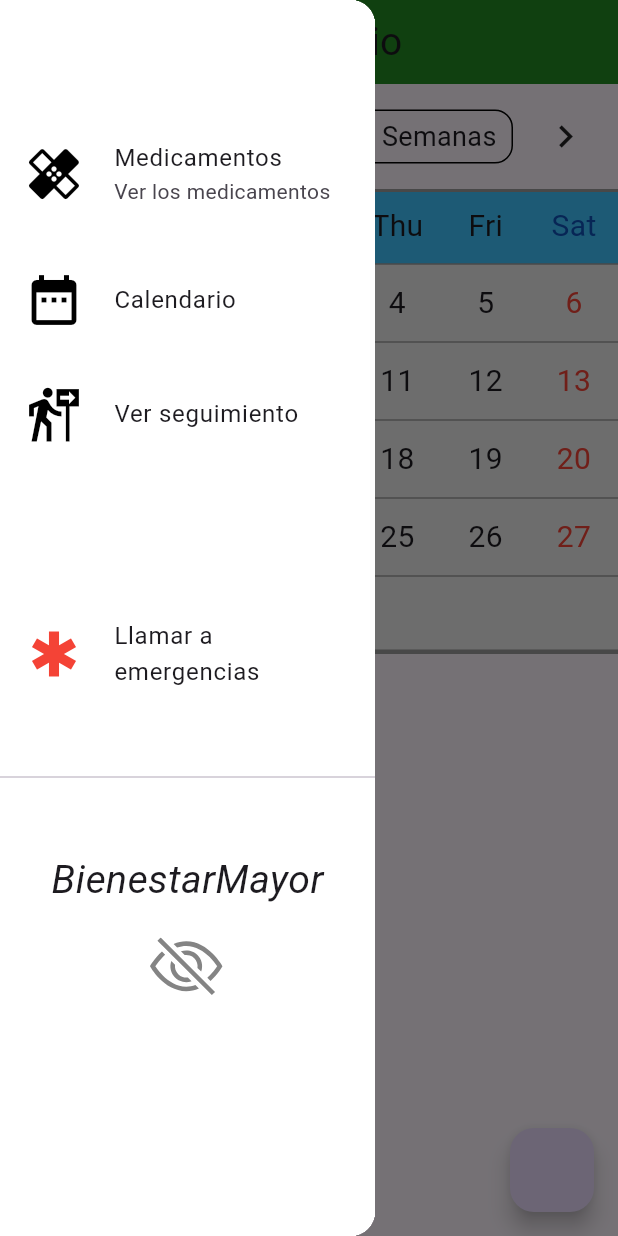
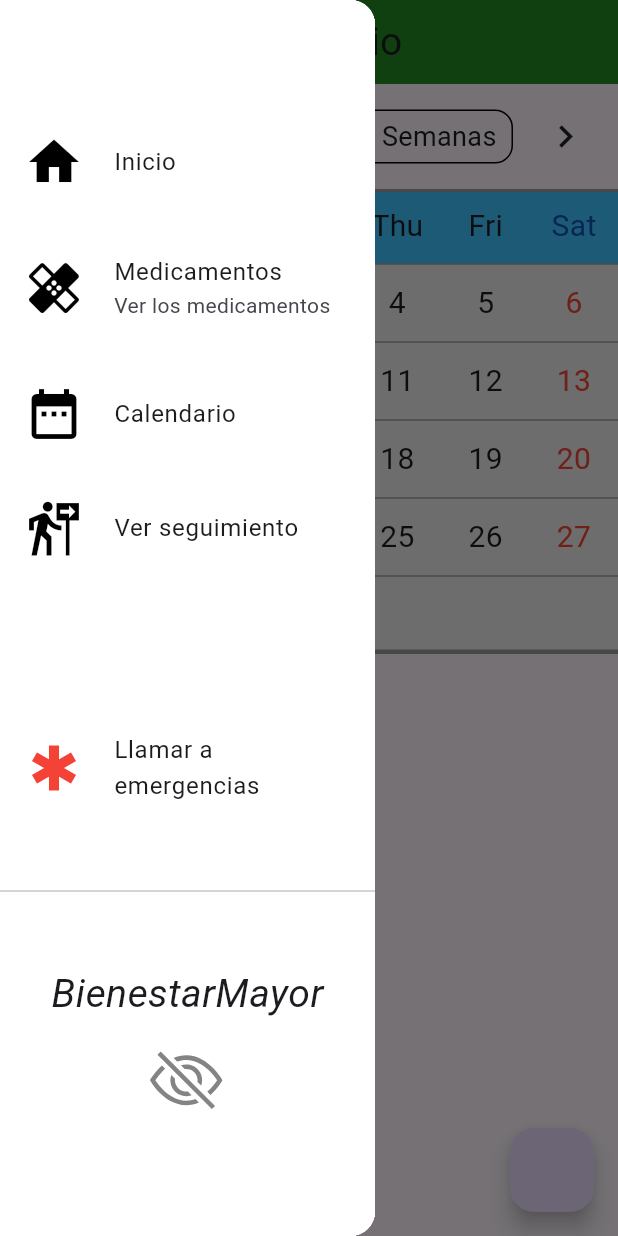
Before and after one commit to JavierVelaR/BienestarMayor, a Flutter app: the ScreenCalendar screen opened by its route, with the side drawer open, on a phone screen of 412 x 824 dp. Run offline on Flutter 3.47's test engine with Material 3 defaults, Android fonts, the phone set to English and light mode, and no system bars; drawn by our look-alikes of table_calendar; our stand-ins replace email_validator, flutter_svg, modal_progress_hud_nsn, shared_preferences; accounts and stored records are empty; project files that could hold a hidden picture were left out.

Commit message:
Icono del drawer cambiado, hecho que el drawer se cierre, inicio de la pantalla de configuracion del usuario, buscando imagenes para botones de la pantalla principal

```diff
--- a/bienestar_mayor/lib/router.dart
+++ b/bienestar_mayor/lib/router.dart
@@ -1,4 +1,5 @@
 import 'package:bienestar_mayor/ui/screen_calendar/screen_calendar.dart';
+import 'package:bienestar_mayor/ui/screen_config_user/screen_config_user.dart';
 import 'package:bienestar_mayor/ui/screen_principal/screen_principal.dart';
 import 'package:flutter/material.dart';
 import 'package:bienestar_mayor/ui/user/screen_login.dart';
@@ -8,6 +9,7 @@ const ROUTE_BASE = '/';
 const ROUTE_LOGIN = '/login';
 const ROUTE_REGISTER = '/register';
 const ROUTE_PRINCIPAL = '/principal';
+const ROUTE_CONFIG_USER = '/configUser';
 const ROUTE_MEDICAMENTOS = '/medicamentos';
 const ROUTE_CALENDAR = '/calendar';
 const ROUTE_SEGUIMIENTO = '/seguimiento';
@@ -25,6 +27,9 @@ class Router{
       case ROUTE_REGISTER:
         return MaterialPageRoute(
             builder: (_) => const ScreenRegister(), settings: settings);
+      case ROUTE_CONFIG_USER:
+        return MaterialPageRoute(
+            builder: (_) => const ScreenConfigUser(), settings: settings);
       case ROUTE_MEDICAMENTOS:
         return MaterialPageRoute(//Cambiar a ScreenMedicamentos
             builder: (_) => const ScreenCalendar(), settings: settings);
--- a/bienestar_mayor/lib/ui/screen_calendar/screen_calendar.dart
+++ b/bienestar_mayor/lib/ui/screen_calendar/screen_calendar.dart
@@ -16,6 +16,8 @@ class _ScreenCalendarState extends State<ScreenCalendar> {
 
   @override
   Widget build(BuildContext context) {
+    var scaffoldKey = GlobalKey<ScaffoldState>();
+
     return Scaffold(
       appBar: AppBar(
         title: const Text("Calendario", style: TextStyle(fontSize: 26)),
@@ -23,7 +25,7 @@ class _ScreenCalendarState extends State<ScreenCalendar> {
         backgroundColor: CustomColors.verdeBosque,
       ),
 
-      drawer: const DrawerCustom(),
+      drawer: DrawerCustom( () {scaffoldKey.currentState?.closeDrawer(); }),
 
       /// TODO: boton para añadir evento/recordatorio
       floatingActionButton: FloatingActionButton(onPressed: (){}),
--- a/bienestar_mayor/lib/widgets/drawer_custom.dart
+++ b/bienestar_mayor/lib/widgets/drawer_custom.dart
@@ -5,7 +5,8 @@ import 'package:flutter_svg/svg.dart';
 import '../generated/assets.dart';
 
 class DrawerCustom extends StatelessWidget {
-  const DrawerCustom({super.key});
+  final void Function() closeDrawer;
+  const DrawerCustom(this.closeDrawer, {super.key});
 
   @override
   Widget build(BuildContext context) {
@@ -17,13 +18,32 @@ class DrawerCustom extends StatelessWidget {
         child: Column(
           children: [
             const SizedBox(height: 80,),
-            _drawerTile("Medicamentos", Icons.healing, subtitle: "Ver los medicamentos", onTapTile: () { Navigator.pushNamed(context, ROUTE_MEDICAMENTOS); }),
+            _drawerTile("Inicio", Icons.home, onTapTile: () {
+              closeDrawer();
+              /// TODO: Puedo comprobar si estoy en la pantalla principal?
+              /// para usar el drawer en otras pantallas ademas de principal
+              // Navigator.pushNamed(context, ROUTE_PRINCIPAL);
+            }),
             const SizedBox(height: 20,),
-            _drawerTile("Calendario", Icons.date_range, onTapTile: () { Navigator.pushNamed(context, ROUTE_CALENDAR); }),
+            _drawerTile("Medicamentos", Icons.healing, subtitle: "Ver los medicamentos", onTapTile: () {
+              closeDrawer();
+              Navigator.pushNamed(context, ROUTE_MEDICAMENTOS);
+            }),
             const SizedBox(height: 20,),
-            _drawerTile("Ver seguimiento", Icons.follow_the_signs, onTapTile: () { Navigator.pushNamed(context, ROUTE_SEGUIMIENTO); }),
+            _drawerTile("Calendario", Icons.date_range, onTapTile: () {
+              closeDrawer();
+              Navigator.pushNamed(context, ROUTE_CALENDAR);
+            }),
+            const SizedBox(height: 20,),
+            _drawerTile("Ver seguimiento", Icons.follow_the_signs, onTapTile: () {
+              closeDrawer();
+              Navigator.pushNamed(context, ROUTE_SEGUIMIENTO);
+            }),
             const SizedBox(height: 100,),
-            _drawerTile("Llamar a emergencias", Icons.emergency, colorIcon: Colors.red, onTapTile: () { Navigator.pushNamed(context, ROUTE_EMERGENCY); }),
+            _drawerTile("Llamar a emergencias", Icons.emergency, colorIcon: Colors.red, onTapTile: () {
+              closeDrawer();
+              Navigator.pushNamed(context, ROUTE_EMERGENCY);
+            }),
 
             const Divider(height: 100,),
             const Text("BienestarMayor", style: TextStyle(fontSize: 26, fontStyle: FontStyle.italic, fontWeight: FontWeight.w400),),
```
Also changed, not shown: bienestar_mayor/lib/ui/screen_config_user/screen_config_user.dart (added, +82 -0 lines), bienestar_mayor/lib/ui/screen_principal/screen_principal.dart (+15 -8 lines), bienestar_mayor/assets/images/calendario.svg (added), bienestar_mayor/assets/images/medicamentos.svg (added), bienestar_mayor/lib/generated/assets.dart.
